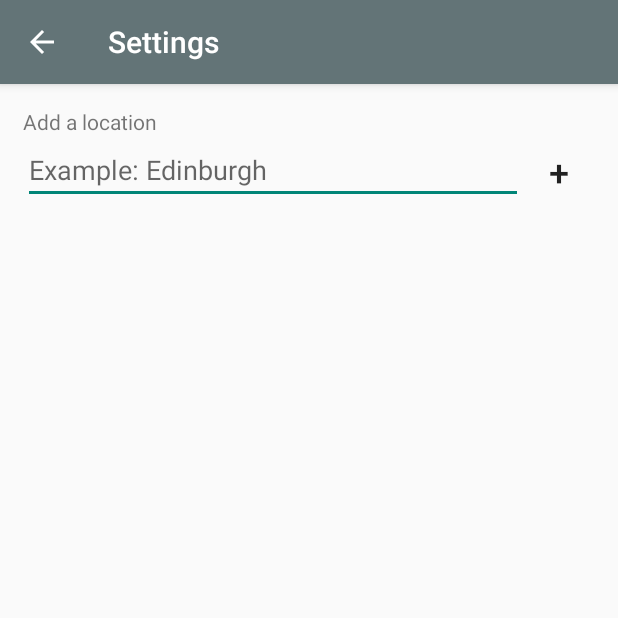
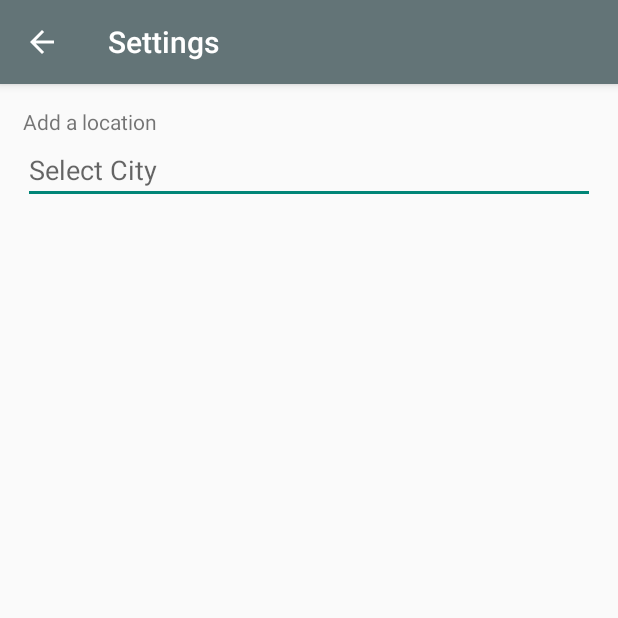
Before and after one commit to frostdog1/android-weather-api, an Android app: the screen it shows after launch (SettingsActivity), after a tap on an icon or button, on a phone screen of 412 x 824 dp, the top half of it. Run offline under Robolectric (Android 15) with nearby library versions, the phone set to English and light mode, and no system bars.

```diff
--- a/app/build.gradle
+++ b/app/build.gradle
@@ -18,6 +18,11 @@ android {
             proguardFiles getDefaultProguardFile('proguard-android-optimize.txt'), 'proguard-rules.pro'
         }
     }
+
+    compileOptions {
+        sourceCompatibility = 1.8
+        targetCompatibility = 1.8
+    }
 }
 
 dependencies {
--- a/app/src/main/java/ac/rgu/coursework/AsyncWeatherDownloader.java
+++ b/app/src/main/java/ac/rgu/coursework/AsyncWeatherDownloader.java
@@ -1,9 +1,6 @@
 package ac.rgu.coursework;
 
 import android.os.AsyncTask;
-import android.util.Log;
-
-import ac.rgu.coursework.interfaces.WeatherDownloaderController;
 
 import java.io.BufferedReader;
 import java.io.IOException;
@@ -12,9 +9,10 @@ import java.net.HttpURLConnection;
 import java.net.MalformedURLException;
 import java.net.URL;
 
+import ac.rgu.coursework.interfaces.WeatherDownloaderController;
+
 /**
  * Asynchronous task for downloading weather data
- * Created by Thomas 30/09/2019
  */
 public class AsyncWeatherDownloader extends AsyncTask<Void, Void, String> {
 
--- a/app/src/main/java/ac/rgu/coursework/MainActivity.java
+++ b/app/src/main/java/ac/rgu/coursework/MainActivity.java
@@ -37,9 +37,6 @@ import ac.rgu.coursework.model.WeatherData;
 import ac.rgu.coursework.view.SimpleWeatherView;
 import ac.rgu.coursework.view.TintedImageButton;
 
-/**
- * Created by Thomas 29/09/2019
- */
 public class MainActivity extends AppCompatActivity implements WeatherDownloaderController {
 
     private ScrollView mMainLayout;
@@ -85,22 +82,17 @@ public class MainActivity extends AppCompatActivity implements WeatherDownloader
 
         // Refresh button
         TintedImageButton mRefreshBtn = findViewById(R.id.btn_refresh);
-        mRefreshBtn.setOnClickListener(new View.OnClickListener() {
-            @Override
-            public void onClick(View v) {
+        mRefreshBtn.setOnClickListener(v -> {
             // Refresh the data
             getWeatherData();
             // Indicate to the user that something is happening
             Toast.makeText(MainActivity.this, getResources()
                     .getString(R.string.action_refresh), Toast.LENGTH_SHORT).show();
-            }
         });
 
         // Share button
         TintedImageButton mShareBtn = findViewById(R.id.btn_share);
-        mShareBtn.setOnClickListener(new View.OnClickListener() {
-            @Override
-            public void onClick(View v) {
+        mShareBtn.setOnClickListener(v -> {
             // Construct message of today's weather info
             String temp = mTempTV.getText().toString();
             String desc = mDescTV.getText().toString();
@@ -113,12 +105,11 @@ public class MainActivity extends AppCompatActivity implements WeatherDownloader
                     + ", Pressure - " + pressure;
 
             // Send message as plain text intent for other apps to open
-                Intent shareIntent = new Intent(android.content.Intent.ACTION_SEND);
+            Intent shareIntent = new Intent(Intent.ACTION_SEND);
             shareIntent.setType("text/plain");
-                shareIntent.putExtra(android.content.Intent.EXTRA_SUBJECT, "OneStorm Weather");
-                shareIntent.putExtra(android.content.Intent.EXTRA_TEXT, shareMsg);
+            shareIntent.putExtra(Intent.EXTRA_SUBJECT, "OneStorm Weather");
+            shareIntent.putExtra(Intent.EXTRA_TEXT, shareMsg);
             startActivity(Intent.createChooser(shareIntent, getResources().getString(R.string.action_share)));
-            }
         });
 
         // Settings button click listener
@@ -155,6 +146,10 @@ public class MainActivity extends AppCompatActivity implements WeatherDownloader
 
         // Show connection popup if there is no internet
         if (!isConnected()) showConnDialog();
+
+        // Activity resumed, refresh the forecast
+        // - user might have changed location or data might have been updated
+        getWeatherData();
     }
 
     /**
@@ -168,6 +163,7 @@ public class MainActivity extends AppCompatActivity implements WeatherDownloader
         // If it isn't found, use default - user must have deleted the location
         // Aberdeen,GB = 2657832
         int favouriteID = mPrefs.getInt("favourite_id", 2657832);
+
         String userLocation = null;
         for (int i = 0; i != locationsList.size(); i++) {
             if (locationsList.get(i).getId() == favouriteID) {
--- a/app/src/main/java/ac/rgu/coursework/SettingsActivity.java
+++ b/app/src/main/java/ac/rgu/coursework/SettingsActivity.java
@@ -3,38 +3,45 @@ package ac.rgu.coursework;
 import android.graphics.Color;
 import android.graphics.drawable.ColorDrawable;
 import android.os.Bundle;
-import android.view.KeyEvent;
 import android.view.MenuItem;
-import android.view.View;
-import android.widget.Button;
-import android.widget.EditText;
+import android.widget.ArrayAdapter;
+import android.widget.AutoCompleteTextView;
 
 import androidx.annotation.NonNull;
 import androidx.appcompat.app.ActionBar;
-import androidx.appcompat.app.AlertDialog;
 import androidx.appcompat.app.AppCompatActivity;
 import androidx.recyclerview.widget.LinearLayoutManager;
 import androidx.recyclerview.widget.RecyclerView;
 
 import com.rgu.coursework.R;
 
+import java.io.BufferedReader;
+import java.io.InputStreamReader;
+import java.util.ArrayList;
 import java.util.List;
 
 import ac.rgu.coursework.model.LocationObject;
 
-/**
- * Created by Thomas 14/10/2019
- */
 public class SettingsActivity extends AppCompatActivity {
 
     private LocationsAdapter locationsAdapter;
 
     private LocationsDatabase locDatabase;
 
+    // ArrayList variable that will hold the city names
+    ArrayList<String> cityNameList = new ArrayList<>();
+
+    // ArrayList variable that will hold the city ID's
+    ArrayList<Integer> cityIdList = new ArrayList<>();
+
     @Override
     protected void onCreate(Bundle savedInstanceState) {
         super.onCreate(savedInstanceState);
         setContentView(R.layout.activity_settings);
+
+        // when activity first opens, read the contents of
+        // locations.txt, which holds all the city names and ID's
+        readLocations();
 
         // Show ActionBar back button
         ActionBar actionBar = getSupportActionBar();
@@ -43,29 +50,28 @@ public class SettingsActivity extends AppCompatActivity {
         actionBar.setDisplayHomeAsUpEnabled(true);
         actionBar.setBackgroundDrawable(new ColorDrawable(Color.parseColor("#637477")));
 
-        // Set up KeyEvent listener for EditText
-        final EditText locationEditText = findViewById(R.id.et_add_location);
-        locationEditText.setOnKeyListener(new View.OnKeyListener() {
-            @Override
-            public boolean onKey(View v, int keyCode, KeyEvent event) {
-                if ((event.getAction() == KeyEvent.ACTION_DOWN) &&
-                        (keyCode == KeyEvent.KEYCODE_ENTER)) {
-                    // Enter key pressed
-                    // TODO get ID From sean's thing
-                    addLocation(1234, locationEditText.getText().toString());
-                }
-                return false;
-            }
-        });
+        /* create an AutoCompleteTextView which allows for suggestions to
+         * show up under a input field as the user types*/
+        final AutoCompleteTextView locationEditText = findViewById(R.id.et_add_location);
 
-        // Set up click listener for add location button
-        Button addBtn = findViewById(R.id.btn_add_location);
-        addBtn.setOnClickListener(new View.OnClickListener() {
-            @Override
-            public void onClick(View v) {
-                // TODO get ID From sean's thing
-                addLocation(1234, locationEditText.getText().toString());
-            }
+        // create an array adapter that allows for data to be displayed in a UI element
+        ArrayAdapter<String> autoAdapter = new ArrayAdapter<>(this, android.R.layout.simple_list_item_1, cityNameList);
+
+        // maps the list of city names (cityNameList) to the AutoCompleteTextView
+        locationEditText.setAdapter(autoAdapter);
+
+        // when an item is clicked, perform the functions below
+        locationEditText.setOnItemClickListener((parent, view, position, id) -> {
+            // get the string from the item the user selected
+            String cityName = (String) parent.getItemAtPosition(position);
+            // find the index of the location the user selected in cityNameList ArrayList
+            int cityPos = cityNameList.indexOf(cityName);
+
+            // use the index to get the city ID from cityIdList
+            int cityId = cityIdList.get(cityPos);
+
+            // add location using id and city
+            addLocation(cityId, cityName);
         });
 
         // Get the locations from the database
@@ -114,17 +120,56 @@ public class SettingsActivity extends AppCompatActivity {
         locationsAdapter.removeLocation(id);
     }
 
-    public boolean onItemLongClick(@NonNull MenuItem item) {
-        // Dialog popup
-        Dialog();
-        return false;
-    }
+    /**
+     * Get locations and IDs from locations.txt file
+     */
+    public void readLocations() {
+        // contain within a thread to avoid too much processing on UI thread
+        Thread thread = new Thread(() -> {
 
-    public void Dialog() {
+            // create a BufferedReader variable, which provides efficient reading of lines (in this case)
+            BufferedReader reader;
 
-        AlertDialog.Builder dialogAlert = new AlertDialog.Builder(getApplicationContext());
-        dialogAlert.setTitle("Delete location?");
+            // set up exceptions
+            try { // test for errors as code below executes
 
-        dialogAlert.show();
+                // read the locations.txt file from assets using the getAssets() method
+                reader = new BufferedReader(new InputStreamReader(getAssets().open("locations.txt")));
+
+                // set a variable that will hold all the data of a single line in the file
+                String line;
+
+                // only run the code below if the text file has data within it
+                // it will iterate until a line has no data
+                while ((line = reader.readLine()) != null) {
+
+                    /*the data in the text file is split by commas in each line
+                     * for example: 1234567, Aberdeen City.
+                     * This needs to be split so it can be processed later */
+                    String[] result = line.split(",", 2);
+
+                    /*as the lines are now split into two
+                     * cityID can be found using index of 0
+                     * while cityName is index of 1
+                     * this will do this for every line*/
+                    int cityID = Integer.parseInt(result[0]);
+                    String cityName = result[1];
+
+                    // add the string of cityName to the List
+                    cityNameList.add(cityName);
+
+                    // add the string of cityID
+                    cityIdList.add(cityID);
+
+                }
+                // in the event of a failure, the exception will be shown
+            } catch (Exception e) {
+                e.printStackTrace();
+            }
+
+        });
+
+        // start the tread
+        thread.start();
     }
 }
--- a/app/src/main/java/ac/rgu/coursework/WeeklyWeatherAdapter.java
+++ b/app/src/main/java/ac/rgu/coursework/WeeklyWeatherAdapter.java
@@ -72,11 +72,8 @@ public class WeeklyWeatherAdapter extends RecyclerView.Adapter<WeeklyWeatherAdap
             case (3):
                 dayString = res.getString(R.string.thursday);
                 break;
-            case (4):
+            default:
                 dayString = res.getString(R.string.friday);
-                break;
-            default:
-                dayString = res.getString(R.string.sunday);
                 break;
         }
         dayTextView.setText(dayString);
--- a/app/src/main/java/ac/rgu/coursework/model/WeatherData.java
+++ b/app/src/main/java/ac/rgu/coursework/model/WeatherData.java
@@ -2,7 +2,6 @@ package ac.rgu.coursework.model;
 
 /**
  * Class for holding weather data
- * Created by Thomas 29/09/2019
  */
 public class WeatherData {
     // Main weather desc, eg "Drizzle"
--- a/app/src/main/java/ac/rgu/coursework/view/SimpleWeatherView.java
+++ b/app/src/main/java/ac/rgu/coursework/view/SimpleWeatherView.java
@@ -10,7 +10,6 @@ import com.rgu.coursework.R;
 
 /**
  * Displays weather for a day
- * Created by Thomas 09/10/2019
  */
 public class SimpleWeatherView extends FrameLayout {
 
--- a/app/src/main/java/ac/rgu/coursework/view/TintedImageButton.java
+++ b/app/src/main/java/ac/rgu/coursework/view/TintedImageButton.java
@@ -3,8 +3,6 @@ package ac.rgu.coursework.view;
 import android.content.Context;
 import android.content.res.ColorStateList;
 import android.content.res.Resources;
-import android.content.res.TypedArray;
-import android.graphics.PorterDuff;
 import android.os.Build;
 import android.util.AttributeSet;
 
--- a/app/src/main/java/ac/rgu/coursework/view/WeatherItemView.java
+++ b/app/src/main/java/ac/rgu/coursework/view/WeatherItemView.java
@@ -8,7 +8,6 @@ import androidx.annotation.NonNull;
 
 /**
  * Displays weather for a day
- * Created by Thomas 29/09/2019
  */
 public class WeatherItemView extends FrameLayout {
 
--- a/app/src/main/res/layout/activity_settings.xml
+++ b/app/src/main/res/layout/activity_settings.xml
@@ -1,6 +1,5 @@
 <?xml version="1.0" encoding="utf-8"?>
 <RelativeLayout xmlns:android="http://schemas.android.com/apk/res/android"
-    xmlns:tools="http://schemas.android.com/tools"
     android:layout_width="match_parent"
     android:layout_height="match_parent"
     android:padding="15dp">
@@ -12,12 +11,11 @@
         android:layout_alignParentTop="true"
         android:text="@string/title_add_location" />
 
-    <EditText
+    <AutoCompleteTextView
         android:id="@+id/et_add_location"
         android:layout_width="match_parent"
         android:layout_height="wrap_content"
         android:layout_below="@id/tv_add_location"
-        android:layout_toStartOf="@+id/btn_add_location"
         android:hint="@string/et_hint_add_location"
         android:imeOptions="actionDone"
         android:importantForAutofill="no"
@@ -28,17 +26,6 @@
         android:textAppearance="?android:attr/textAppearanceMedium"
         android:textCursorDrawable="@null" />
 
-    <Button
-        android:id="@+id/btn_add_location"
-        android:layout_width="@dimen/min_touch_target_size"
-        android:layout_height="@dimen/min_touch_target_size"
-        android:layout_below="@+id/tv_add_location"
-        android:layout_alignParentEnd="true"
-        android:background="@android:color/transparent"
-        android:text="+"
-        android:textSize="24sp"
-        tools:ignore="HardcodedText" />
-
     <androidx.recyclerview.widget.RecyclerView
         android:id="@+id/rv_location_list"
         android:layout_width="match_parent"
--- a/app/src/main/res/values/strings.xml
+++ b/app/src/main/res/values/strings.xml
@@ -12,12 +12,10 @@
     <string name="wednesday">Wed</string>
     <string name="thursday">Thur</string>
     <string name="friday">Fri</string>
-    <string name="saturday">Sat</string>
-    <string name="sunday">Sun</string>
 
     <string name="settings">Settings</string>
     <string name="title_add_location">Add a location</string>
-    <string name="et_hint_add_location">Example: Edinburgh</string>
+    <string name="et_hint_add_location">Select City</string>
 
     <string name="action_refresh">Refreshing!</string>
     <string name="action_share">Share using…</string>
```
Also changed, not shown: app/src/main/assets/locations.txt (added, +124 -0 lines), app/src/main/java/ac/rgu/coursework/LocationsAdapter.java (+16 -14 lines), app/src/main/res/layout/activity_main.xml (+53 -17 lines). Lines whose indentation alone changed are shown as unchanged.
